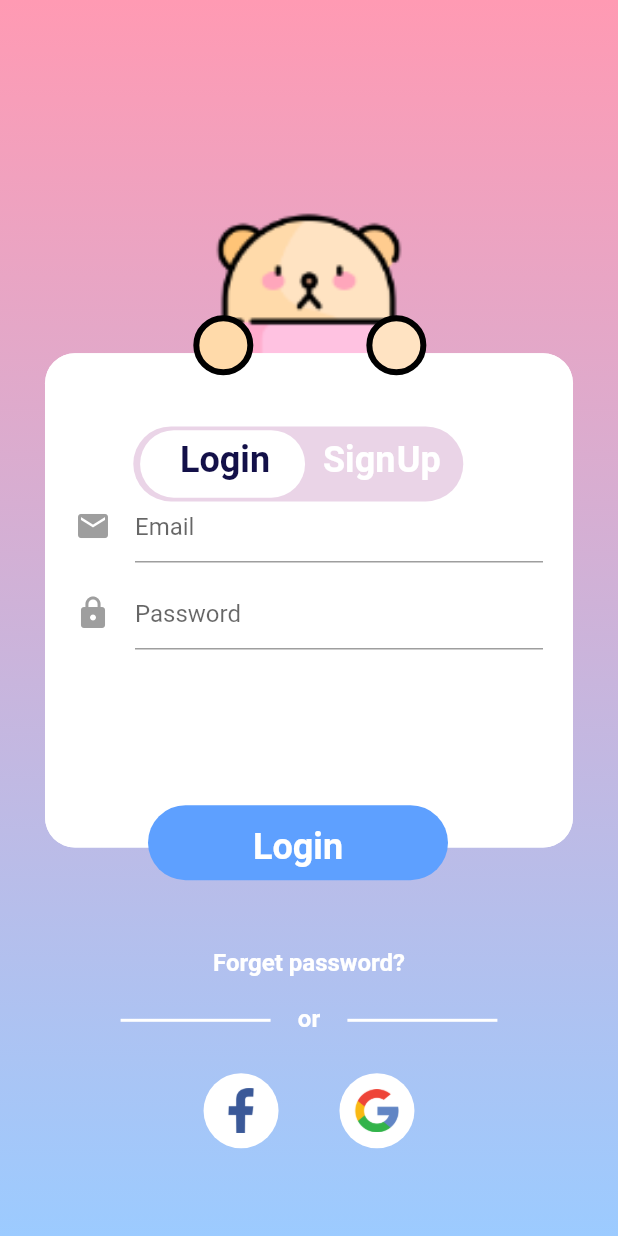
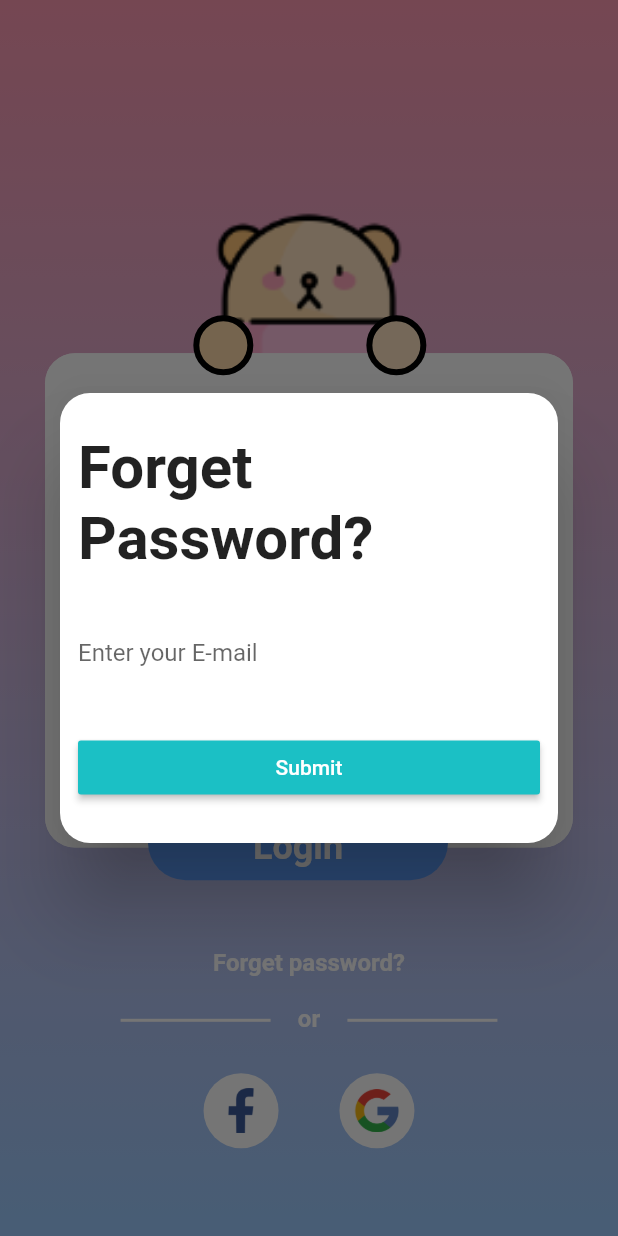
Before and after one commit to MomandKid-Dev/MomandKid_Dev, a Flutter app: the screen it shows after launch, after a tap on "Forget password?", on a phone screen of 412 x 824 dp. Run offline on Flutter 3.47's test engine with Material 2 defaults, Android fonts, the phone set to English and light mode, and no system bars; our stand-ins replace cloud_firestore, date_picker_timeline, firebase_auth, firebase_storage, flutter_calendar_carousel, flutter_colorpicker and 6 more; missing offline and left inert: age, flutter_facebook_login, route_transitions; accounts and stored records are empty; Roboto replaces fonts that are missing (Prompt); project files that could hold a hidden picture were left out.

Commit message:
reset password ได้แล้วแหละ

```diff
--- a/lib/Login/mainLogin.dart
+++ b/lib/Login/mainLogin.dart
@@ -500,7 +500,58 @@ class _CustomBottomSheetState extends State<CustomBottomSheet>
                       Align(
                         alignment: Alignment.topCenter,
                         child: FlatButton(
-                            onPressed: () {},
+                            onPressed: () {
+                              TextEditingController email = TextEditingController();
+                              showDialog(
+                                context: context,
+                                builder: (BuildContext context) {
+                                  return Dialog(
+                                    shape: RoundedRectangleBorder(
+                                        borderRadius:
+                                            BorderRadius.circular(20.0)), //this right here
+                                    child: Container(
+                                      height: 300,
+                                      child: Padding(
+                                        padding: const EdgeInsets.all(12.0),
+                                        child: Column(
+                                          mainAxisAlignment: MainAxisAlignment.spaceAround,
+                                          crossAxisAlignment: CrossAxisAlignment.start,
+                                          children: [
+                                            Text(
+                                              'Forget Password?',
+                                              style: TextStyle(
+                                                fontSize: 40,
+                                                fontWeight: FontWeight.bold
+                                              ),
+                                            ),
+                                            TextField(
+                                              controller: email,
+                                              keyboardType: TextInputType.emailAddress,
+                                              decoration: InputDecoration(
+                                                  border: InputBorder.none,
+                                                  hintText: 'Enter your E-mail'),
+                                            ),
+                                            SizedBox(
+                                              width: 320.0,
+                                              child: RaisedButton(
+                                                onPressed: () {
+                                                  widget.auth.resetPassword(email.text);
+                                                  Navigator.pop(context);
+                                                },
+                                                child: Text(
+                                                  "Submit",
+                                                  style: TextStyle(color: Colors.white),
+                                                ),
+                                                color: const Color(0xFF1BC0C5),
+                                              ),
+                                            )
+                                          ],
+                                        ),
+                                      ),
+                                    ),
+                                  );
+                                });
+                            },
                             child: Text(
                               'Forget password?',
                               style: TextStyle(
--- a/lib/services/auth.dart
+++ b/lib/services/auth.dart
@@ -18,6 +18,7 @@ abstract class AuthService {
 
   Future loginWithFacebook();
 
+  Future resetPassword(String email);
 
   Future<String> signInWithGoogle();
 
@@ -43,6 +44,15 @@ class Auth implements AuthService {
     await Database(userId: user.uid).createUserInfo(name, email, 'image path');
 
     return user.uid;
+  }
+
+  Future resetPassword(String email) async {
+    try {
+      return await _firebaseAuth.sendPasswordResetEmail(email: email);
+    } catch (e) {
+      return e.toString();
+    }
+
   }
 
   Future loginWithFacebook() async {
```
